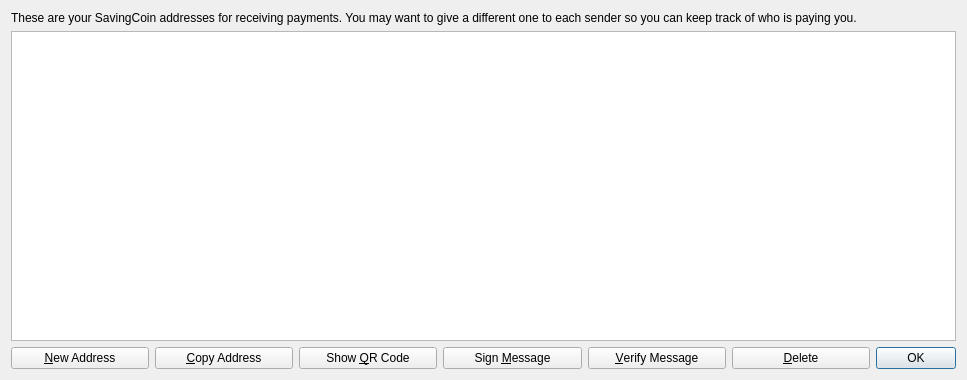
Qt form src/qt/forms/addressbookpage.ui (evilgenieent/Whitecoin) before a commit.
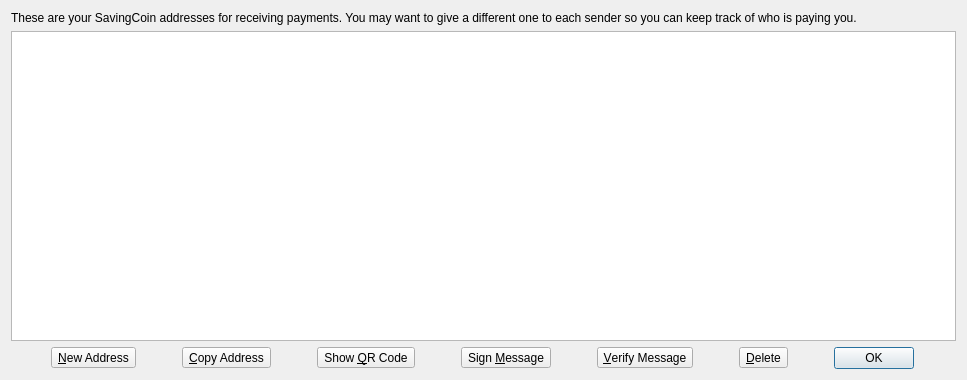
The same form after that commit. Icons and pictures are not drawn.

What changed in the file:
```diff
--- a/src/qt/forms/addressbookpage.ui
+++ b/src/qt/forms/addressbookpage.ui
@@ -67,7 +67,7 @@
    <item>
     <layout class="QHBoxLayout" name="horizontalLayout">
      <item>
-      <widget class="QPushButton" name="newAddressButton">
+      <widget class="QToolButton" name="newAddressButton">
        <property name="toolTip">
         <string>Create a new address</string>
        </property>
@@ -76,12 +76,15 @@
        </property>
        <property name="icon">
         <iconset resource="../bitcoin.qrc">
-         <normaloff>:/icons/add</normaloff>:/icons/add</iconset>
+         <normaloff>:/icons/add_white</normaloff>:/icons/add_white</iconset>
+       </property>
+       <property name="toolButtonStyle">
+        <enum>Qt::ToolButtonTextBesideIcon</enum>
        </property>
       </widget>
      </item>
      <item>
-      <widget class="QPushButton" name="copyToClipboard">
+      <widget class="QToolButton" name="copyToClipboard">
        <property name="toolTip">
         <string>Copy the currently selected address to the system clipboard</string>
        </property>
@@ -92,10 +95,13 @@
         <iconset resource="../bitcoin.qrc">
          <normaloff>:/icons/editcopy</normaloff>:/icons/editcopy</iconset>
        </property>
+       <property name="toolButtonStyle">
+        <enum>Qt::ToolButtonTextBesideIcon</enum>
+       </property>
       </widget>
      </item>
      <item>
-      <widget class="QPushButton" name="showQRCode">
+      <widget class="QToolButton" name="showQRCode">
        <property name="text">
         <string>Show &amp;QR Code</string>
        </property>
@@ -103,10 +109,13 @@
         <iconset resource="../bitcoin.qrc">
          <normaloff>:/icons/qrcode</normaloff>:/icons/qrcode</iconset>
        </property>
+       <property name="toolButtonStyle">
+        <enum>Qt::ToolButtonTextBesideIcon</enum>
+       </property>
       </widget>
      </item>
      <item>
-      <widget class="QPushButton" name="signMessage">
+      <widget class="QToolButton" name="signMessage">
        <property name="toolTip">
         <string>Sign a message to prove you own a Whitecoin address</string>
        </property>
@@ -117,10 +126,13 @@
         <iconset resource="../bitcoin.qrc">
          <normaloff>:/icons/edit</normaloff>:/icons/edit</iconset>
        </property>
+       <property name="toolButtonStyle">
+        <enum>Qt::ToolButtonTextBesideIcon</enum>
+       </property>
       </widget>
      </item>
      <item>
-      <widget class="QPushButton" name="verifyMessage">
+      <widget class="QToolButton" name="verifyMessage">
        <property name="toolTip">
         <string>Verify a message to ensure it was signed with a specified Whitecoin address</string>
        </property>
@@ -129,12 +141,15 @@
        </property>
        <property name="icon">
         <iconset resource="../bitcoin.qrc">
-         <normaloff>:/icons/transaction_0</normaloff>:/icons/transaction_0</iconset>
+         <normaloff>:/icons/questionmark</normaloff>:/icons/questionmark</iconset>
+       </property>
+       <property name="toolButtonStyle">
+        <enum>Qt::ToolButtonTextBesideIcon</enum>
        </property>
       </widget>
      </item>
      <item>
-      <widget class="QPushButton" name="deleteButton">
+      <widget class="QToolButton" name="deleteButton">
        <property name="toolTip">
         <string>Delete the currently selected address from the list</string>
        </property>
@@ -145,6 +160,9 @@
         <iconset resource="../bitcoin.qrc">
          <normaloff>:/icons/remove</normaloff>:/icons/remove</iconset>
        </property>
+       <property name="toolButtonStyle">
+        <enum>Qt::ToolButtonTextBesideIcon</enum>
+       </property>
       </widget>
      </item>
      <item>
```
